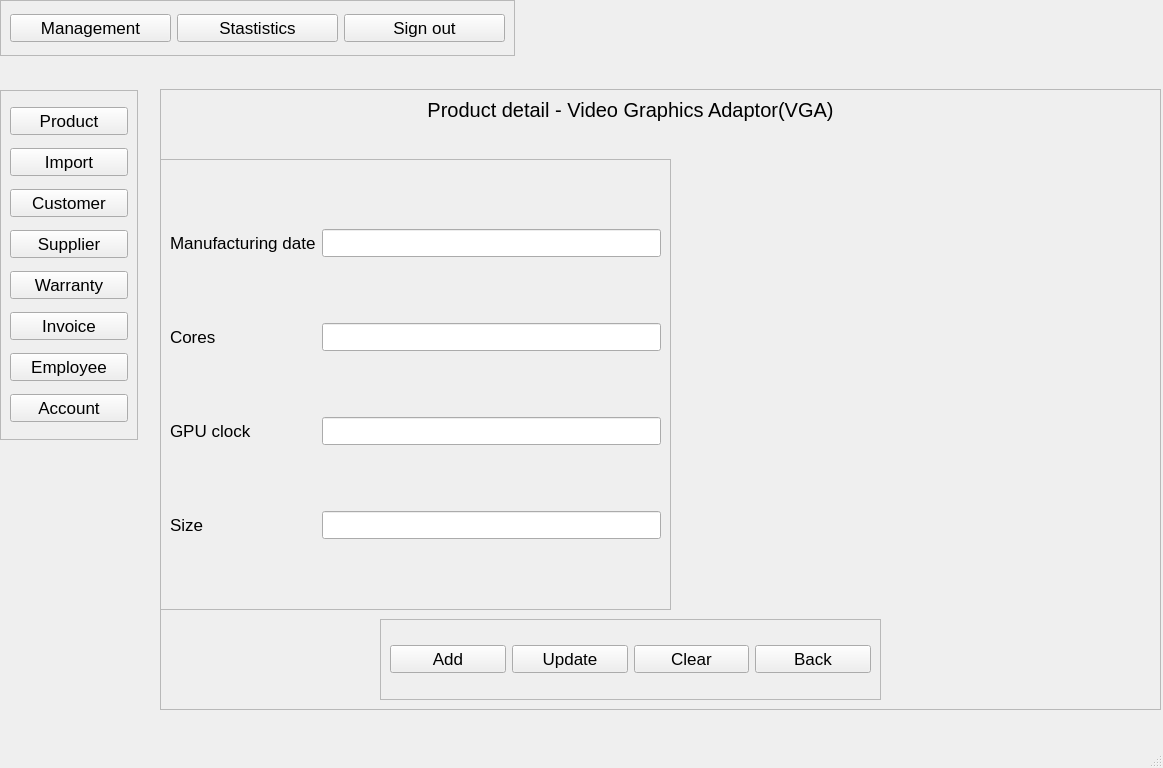
The window that src/View/VIewUI/VGA.ui (Hai1205/ComputerStore-Python-) describes before a commit, drawn with Qt 5.
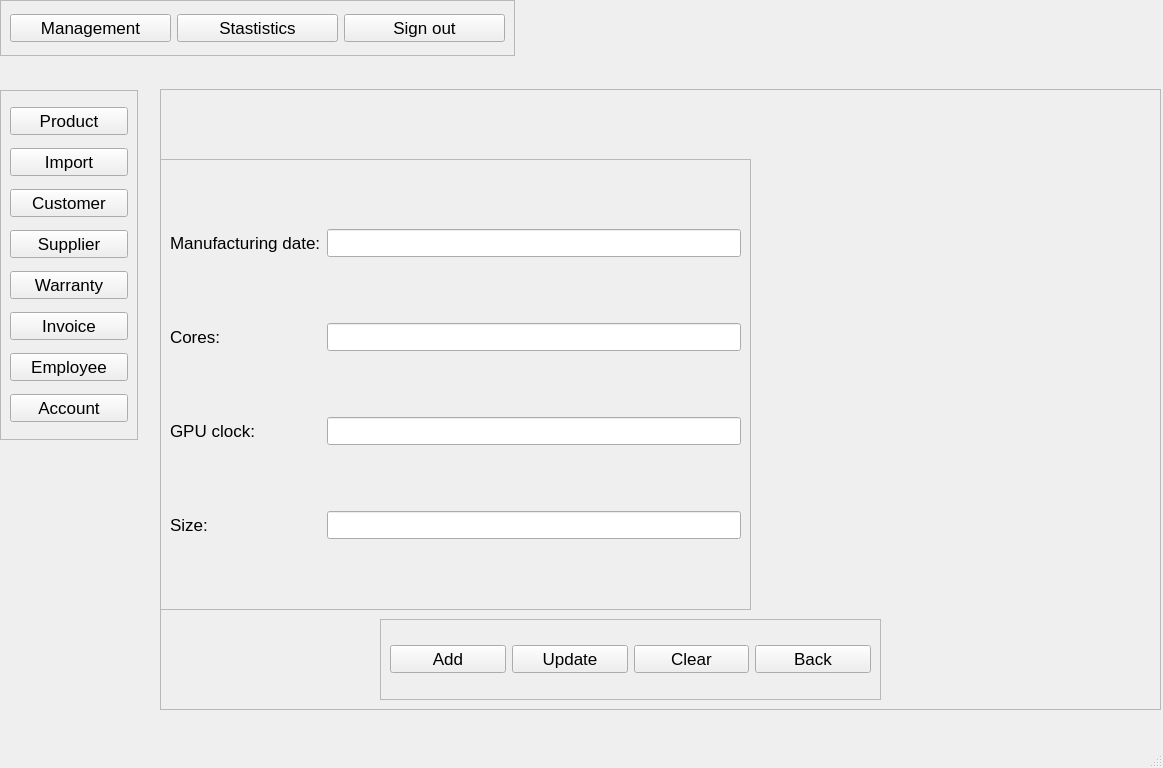
The same window after the commit.

Diff of the .ui file:
```diff
--- a/src/View/VIewUI/VGA.ui
+++ b/src/View/VIewUI/VGA.ui
@@ -49,7 +49,7 @@
       </font>
      </property>
      <property name="text">
-      <string>Product detail - Video Graphics Adaptor(VGA)</string>
+      <string/>
      </property>
      <property name="alignment">
       <set>Qt::AlignCenter</set>
@@ -60,7 +60,7 @@
       <rect>
        <x>0</x>
        <y>70</y>
-       <width>511</width>
+       <width>591</width>
        <height>451</height>
       </rect>
      </property>
@@ -80,14 +80,14 @@
       <item row="0" column="0">
        <widget class="QLabel" name="label_2">
         <property name="text">
-         <string>Manufacturing date</string>
+         <string>Manufacturing date:</string>
         </property>
        </widget>
       </item>
       <item row="4" column="0">
        <widget class="QLabel" name="label_3">
         <property name="text">
-         <string>Size</string>
+         <string>Size:</string>
         </property>
        </widget>
       </item>
@@ -97,14 +97,14 @@
       <item row="3" column="0">
        <widget class="QLabel" name="label_5">
         <property name="text">
-         <string>GPU clock</string>
+         <string>GPU clock:</string>
         </property>
        </widget>
       </item>
       <item row="2" column="0">
        <widget class="QLabel" name="label_4">
         <property name="text">
-         <string>Cores</string>
+         <string>Cores:</string>
         </property>
        </widget>
       </item>
```
Left out of the diff: 2 changed lines with no effect on the pictures.
